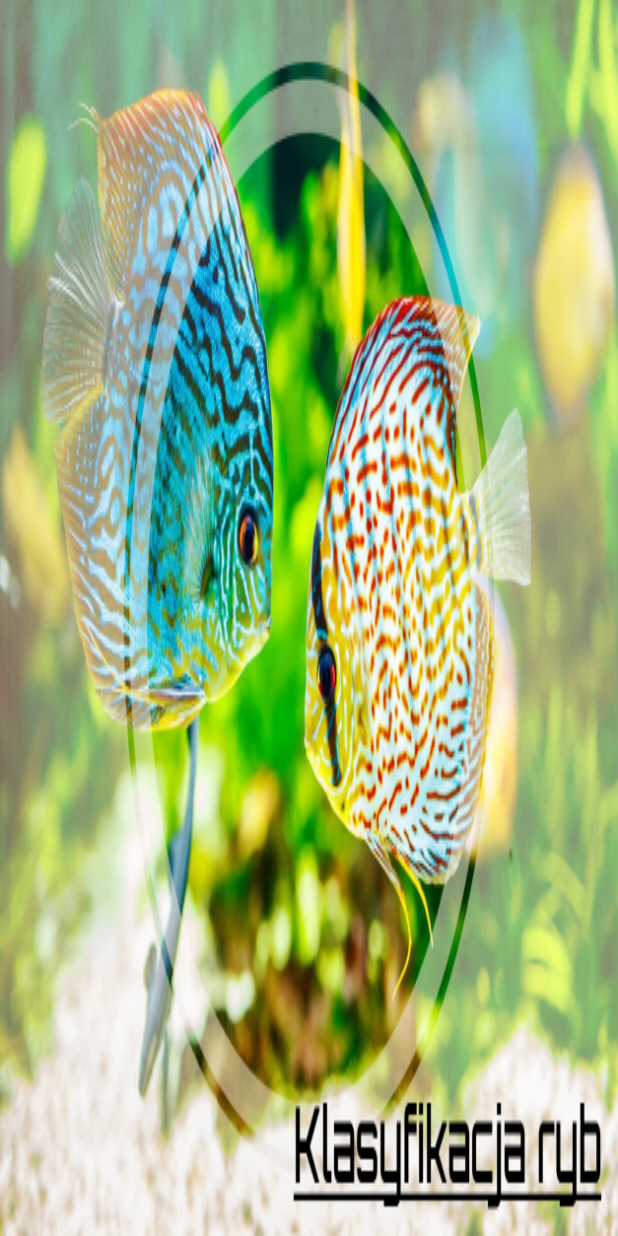
After one commit to michw15/image_classification, an Android app: the layout activity_start.xml on its own in the app's theme, with its tools: preview values and no code run, on a phone screen of 412 x 824 dp. The commit adds this screen. Run offline under Robolectric (Android 15) with nearby library versions, the phone set to English and light mode, and no system bars; network calls fail.

Commit message:
Update with new logo

```diff
--- a/app/src/main/AndroidManifest.xml
+++ b/app/src/main/AndroidManifest.xml
@@ -45,6 +45,12 @@
         <activity
             android:name=".MainActivity"
             android:theme="@style/DatabaseTheme"/>
+        <activity
+            android:name=".StartActivity"
+            android:theme="@style/DatabaseTheme"/>
+        <activity
+            android:name=".FishDetailActivity"
+            android:theme="@style/DatabaseTheme"/>
     </application>
 
 </manifest>
--- a/app/src/main/java/com/example/imager/SplashActivity.kt
+++ b/app/src/main/java/com/example/imager/SplashActivity.kt
@@ -8,7 +8,7 @@ class SplashActivity : Activity() {
 
     override fun onCreate(savedInstanceState: Bundle?) {
         super.onCreate(savedInstanceState)
-        val intent = Intent(this, DatabaseActivity::class.java)
+        val intent = Intent(this, StartActivity::class.java)
         startActivity(intent)
         finish()
     }
--- /dev/null
+++ b/app/src/main/res/layout/activity_start.xml
@@ -0,0 +1,9 @@
+<?xml version="1.0" encoding="utf-8"?>
+<androidx.constraintlayout.widget.ConstraintLayout xmlns:android="http://schemas.android.com/apk/res/android"
+    xmlns:tools="http://schemas.android.com/tools"
+    android:theme = "@style/DatabaseTheme"
+    android:layout_width="match_parent"
+    android:layout_height="match_parent"
+    android:background="@drawable/start_img"
+    tools:context="com.example.imager.AboutActivity">
+</androidx.constraintlayout.widget.ConstraintLayout>
```
Also changed, not shown: app/src/main/java/com/example/imager/DatabaseActivity.kt (+14 -4 lines), app/src/main/java/com/example/imager/FishDetailActivity.kt (added, +12 -0 lines), app/src/main/java/com/example/imager/StartActivity.kt (added, +51 -0 lines), app/src/main/res/drawable-hdpi/ic_launcher.png, app/src/main/res/drawable-mdpi/ic_launcher.png, app/src/main/res/drawable-xhdpi/ic_launcher.png, app/src/main/res/drawable-xxhdpi/ic_launcher.png, app/src/main/res/drawable-xxhdpi/start_img.jpg (added).
